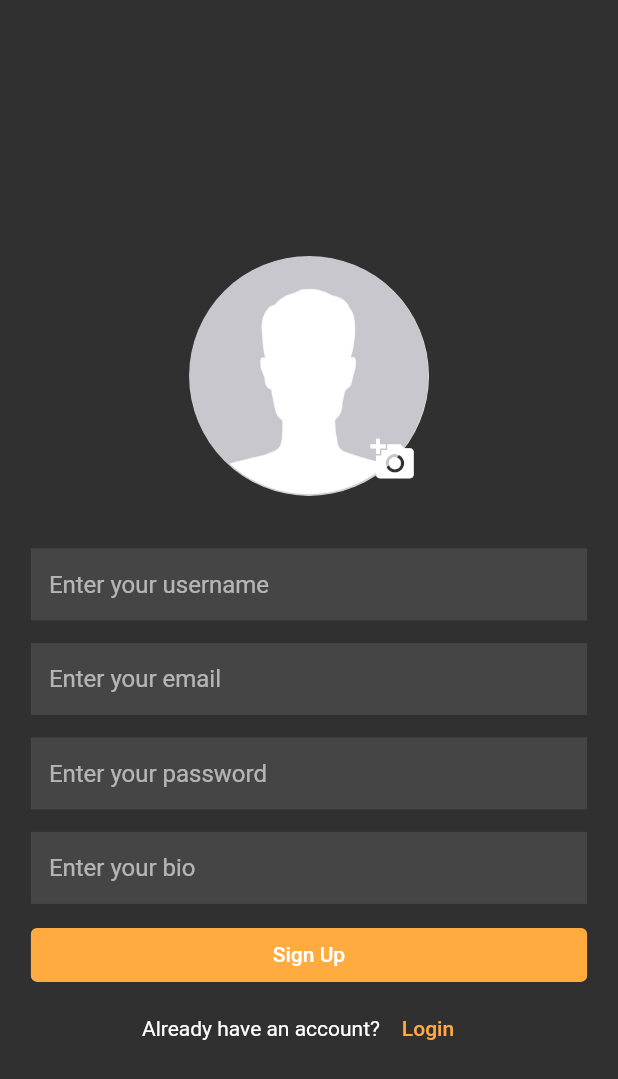
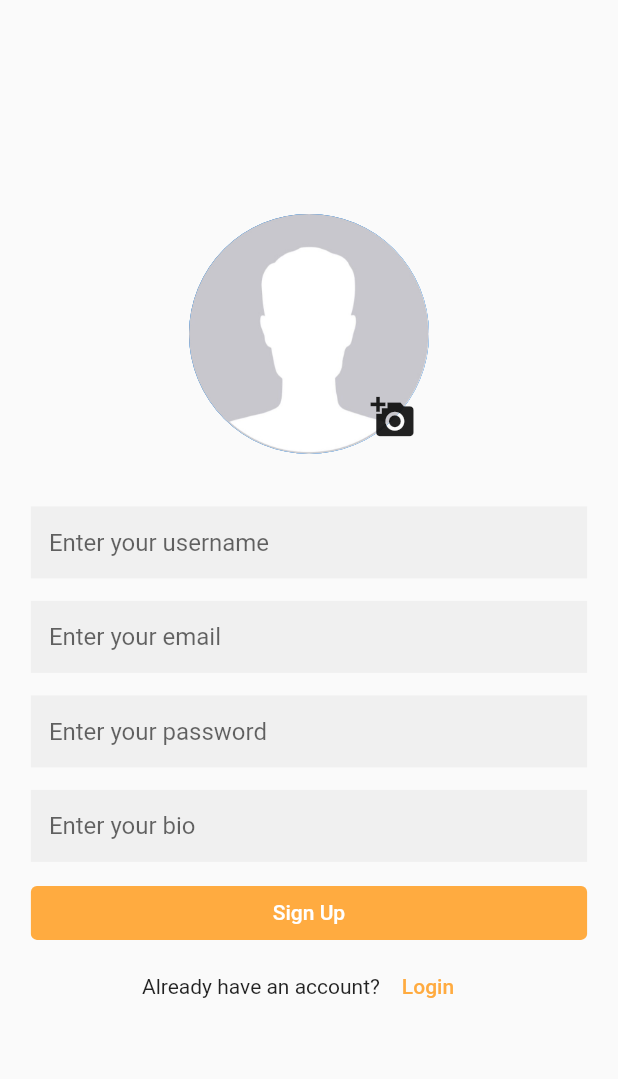
Before and after one commit to gulomer0/catstagram, a Flutter app: the screen it shows after launch, after a tap on "Sign Up", on a phone screen of 412 x 824 dp. Shown: the top 1079 px of the screen. Run offline on Flutter 3.47's test engine with Material 2 defaults, Android fonts, the phone set to English and light mode, and no system bars; our stand-ins replace cloud_firestore, firebase_auth, firebase_core, firebase_storage, image_picker, liquid_pull_to_refresh and 1 more; accounts and stored records are empty.

Commit message:
last changes

```diff
--- a/lib/main.dart
+++ b/lib/main.dart
@@ -29,11 +29,12 @@ class MyApp extends StatelessWidget {
       child: MaterialApp(
         title: "Catstagram",
         debugShowCheckedModeBanner: false,
-        theme: ThemeData.dark(),
+        theme: ThemeData.light(),
+        darkTheme: ThemeData.dark(),
+        //ThemeData.light(),
         /*.copyWith(
           scaffoldBackgroundColor: mobileBackgroundColor,
         ),*/
-
         home: StreamBuilder(
           stream: FirebaseAuth.instance.authStateChanges(),
           builder: (context, snapshot) {
--- a/lib/screens/login_screen.dart
+++ b/lib/screens/login_screen.dart
@@ -55,11 +55,11 @@ class _LoginScreenState extends State<LoginScreen> {
   @override
   Widget build(BuildContext context) {
     return Scaffold(
-      appBar: AppBar(
-        leading: Text(""),
-        elevation: 0,
-        backgroundColor: Theme.of(context).scaffoldBackgroundColor,
-      ),
+      //appBar: AppBar(
+        //leading: Text(""),
+        //elevation: 0,
+        //backgroundColor: Theme.of(context).scaffoldBackgroundColor,
+      //),
       body: Center(
         child: SingleChildScrollView(
           child: Column(
--- a/lib/screens/sign_up_screen.dart
+++ b/lib/screens/sign_up_screen.dart
@@ -61,11 +61,11 @@ class _SignupScreenState extends State<SignUpScreen> {
   @override
   Widget build(BuildContext context) {
     return Scaffold(
-      appBar: AppBar(
-        leading: Text(""),
-        elevation: 0,
-        backgroundColor: Theme.of(context).scaffoldBackgroundColor,
-      ),
+      //appBar: AppBar(
+        //leading: Text(""),
+        //elevation: 0,
+        //backgroundColor: Theme.of(context).scaffoldBackgroundColor,
+      //),
       body: Center(
         child: SingleChildScrollView(
           child: Column(
--- a/pubspec.yaml
+++ b/pubspec.yaml
@@ -43,6 +43,7 @@ dependencies:
   provider: ^6.0.5
   flutter_staggered_grid_view: ^0.4.1
   liquid_pull_to_refresh: ^3.0.1
+  shared_preferences: ^2.0.10
 
 dev_dependencies:
   flutter_lints: ^2.0.0
```
Also changed, not shown: lib/widgets/post_card.dart (+5 -17 lines), pubspec.lock, 2 other files.
